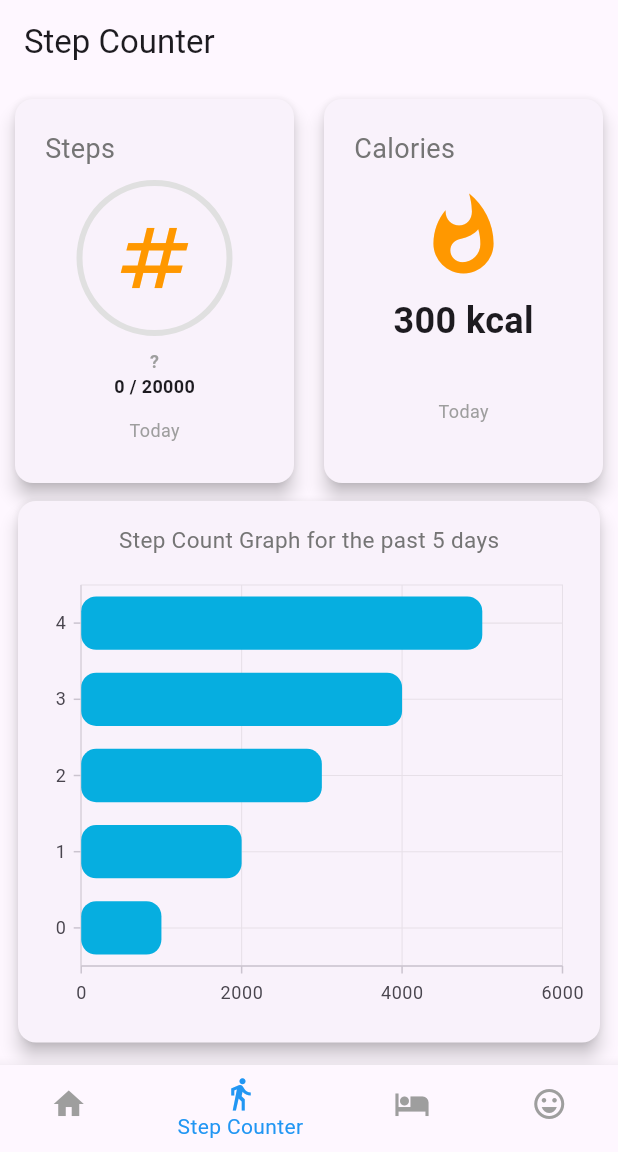
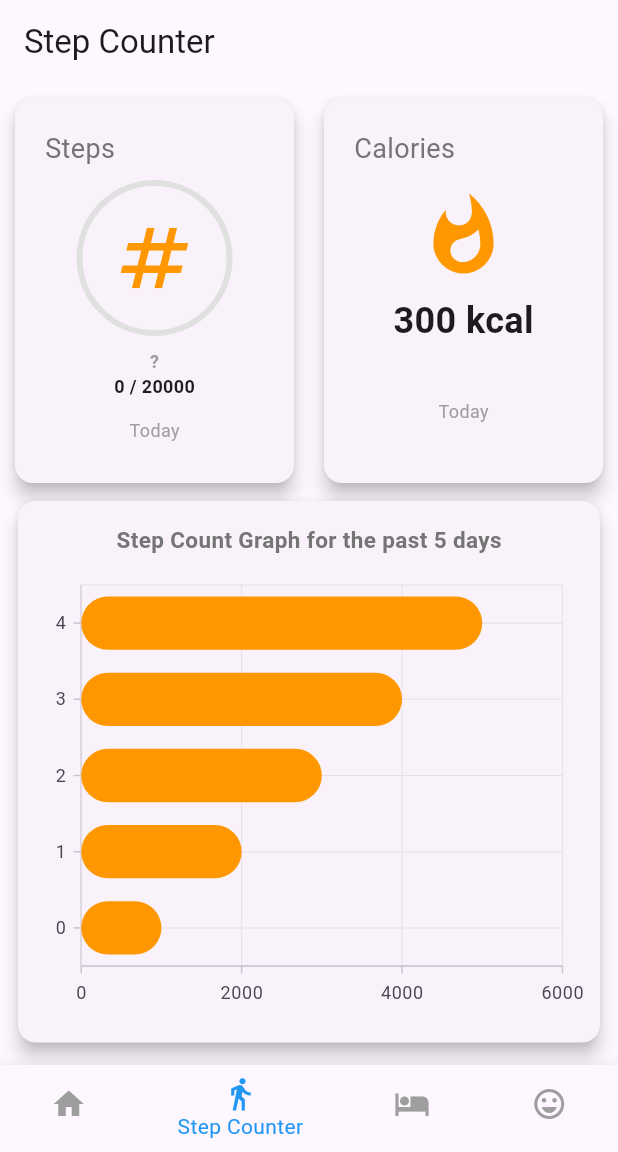
Before and after one commit to imshaaz21/Health_Companion_App, a Flutter app: the screen it shows after launch, item 2 of the bottom bar chosen, on a phone screen of 412 x 824 dp, the part 84-1236 px from its top. Run offline on Flutter 3.47's test engine with Material 3 defaults, Android fonts, the phone set to English and light mode, and no system bars; our stand-ins replace syncfusion_flutter_charts.

Commit message:
color changed

```diff
--- a/lib/widgets/graph_card.dart
+++ b/lib/widgets/graph_card.dart
@@ -13,8 +13,7 @@ class HealthChart extends StatefulWidget {
 }
 
 class _HealthChartState extends State<HealthChart> {
-  final List<String> _days = []; // List to store day labels
-
+  final List<String> _days = [];
   @override
   void initState() {
     super.initState();
@@ -39,7 +38,10 @@ class _HealthChartState extends State<HealthChart> {
             children: [
               Text(
                 "Step Count Graph for the past 5 days",
-                style: TextStyle(fontSize: 15, color: Colors.grey[600]),
+                style: TextStyle(
+                    fontSize: 15,
+                    color: Colors.grey[600],
+                    fontWeight: FontWeight.bold),
               ),
               const SizedBox(height: 10),
               SfCartesianChart(series: <CartesianSeries>[
@@ -54,9 +56,10 @@ class _HealthChartState extends State<HealthChart> {
                   xValueMapper: (StepCountData data, _) => data.dayIndex,
                   yValueMapper: (StepCountData data, _) => data.stepCount,
                   borderRadius: const BorderRadius.all(
-                    Radius.circular(10),
+                    Radius.circular(20),
                   ),
-                  isVisibleInLegend: true,
+                  // isVisibleInLegend: true,
+                  color: Colors.orange,
                 )
               ]),
             ],
```
